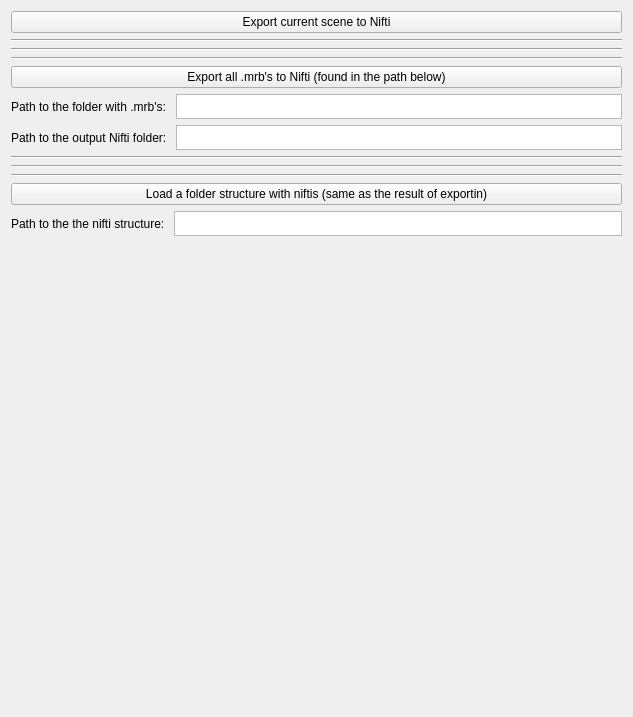
Above: NiftiExport/NiftiExport/Resources/UI/NiftiExport.ui from koegl/mthesis-datasets before the change. Below: the same form after it.
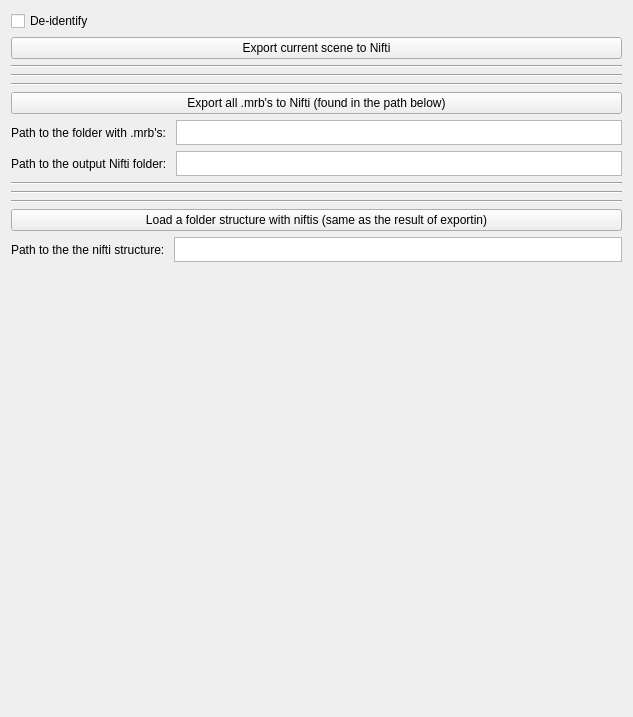
That is the form after the change. Custom widgets are drawn as their Qt base class.

Commit message: added a checkbox for de-identification

Diff of the .ui file:
```diff
--- a/NiftiExport/NiftiExport/Resources/UI/NiftiExport.ui
+++ b/NiftiExport/NiftiExport/Resources/UI/NiftiExport.ui
@@ -11,6 +11,13 @@
    </rect>
   </property>
   <layout class="QVBoxLayout" name="buttonLayout">
+   <item>
+    <widget class="QCheckBox" name="deidentifyCheckBox">
+     <property name="text">
+      <string>De-identify</string>
+     </property>
+    </widget>
+   </item>
    <item>
     <widget class="QPushButton" name="exportCurrentSceneToNiftiButton">
      <property name="enabled">
@@ -53,27 +60,7 @@
    </item>
    <item>
     <layout class="QGridLayout" name="textLayout">
-     <item row="0" column="0">
-      <widget class="QLabel" name="inputPathLabel">
-       <property name="text">
-        <string>Path to the folder with .mrb's: </string>
-       </property>
-      </widget>
-     </item>
-     <item row="0" column="1">
-      <widget class="QPlainTextEdit" name="mrbFolderPathTextWindow">
-       <property name="maximumSize">
-        <size>
-         <width>20000</width>
-         <height>25</height>
-        </size>
-       </property>
-       <property name="plainText">
-        <string></string>
-       </property>
-      </widget>
-     </item>
-     <item row="1" column="0">
+     <item row="2" column="0">
       <widget class="QLabel" name="outputPathLabel">
        <property name="text">
         <string>Path to the output Nifti folder: </string>
@@ -81,6 +68,19 @@
       </widget>
      </item>
      <item row="1" column="1">
+      <widget class="QPlainTextEdit" name="mrbFolderPathTextWindow">
+       <property name="maximumSize">
+        <size>
+         <width>20000</width>
+         <height>25</height>
+        </size>
+       </property>
+       <property name="plainText">
+        <string/>
+       </property>
+      </widget>
+     </item>
+     <item row="2" column="1">
       <widget class="QPlainTextEdit" name="niftiOutputPathTextWindow">
        <property name="maximumSize">
         <size>
@@ -89,7 +89,14 @@
         </size>
        </property>
        <property name="plainText">
-        <string></string>
+        <string/>
+       </property>
+      </widget>
+     </item>
+     <item row="1" column="0">
+      <widget class="QLabel" name="inputPathLabel">
+       <property name="text">
+        <string>Path to the folder with .mrb's: </string>
        </property>
       </widget>
      </item>
```
Left out of the diff: 8 changed lines with no effect on the pictures. The commit also changes 1 other file.
